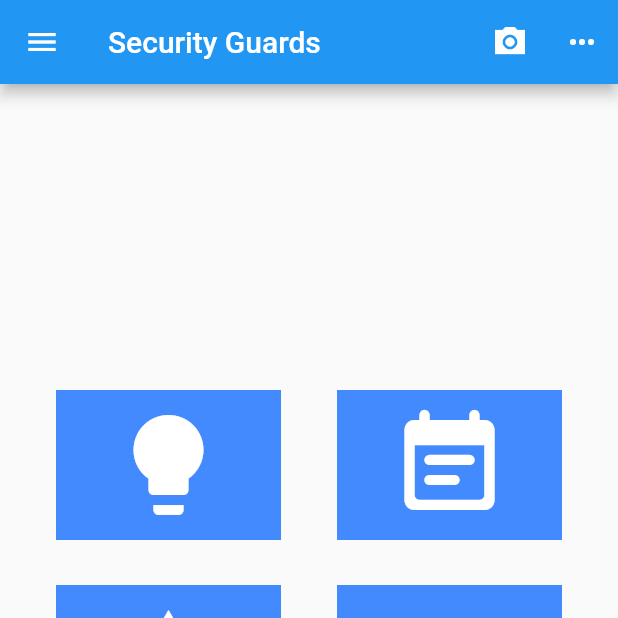
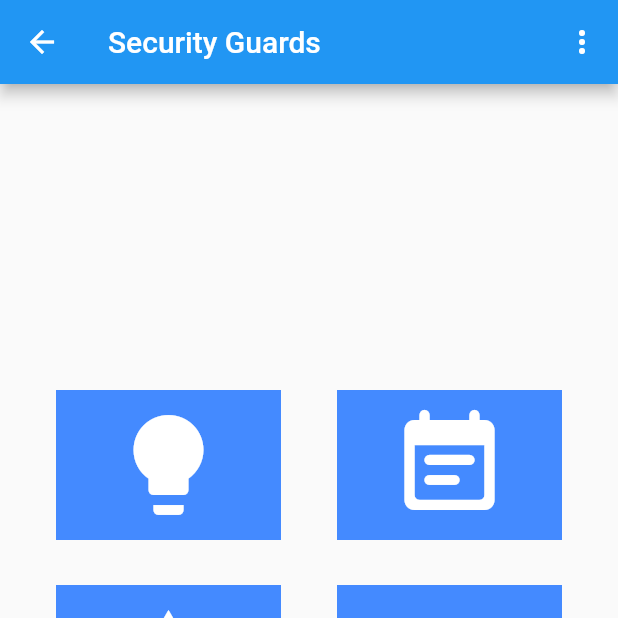
Before and after one commit to Seb-SB/KIT302-frith, a Flutter app: the HomePage screen opened directly, on a phone screen of 412 x 824 dp, the top half of it. Run offline on Flutter 3.47's test engine with Material 2 defaults, Android fonts, the light colour scheme and no system bars; our stand-ins replace camera, url_launcher_web.

Commit message:
Update security_guards.dart

```diff
--- a/frith-mobile/flutter_application_frith/lib/View/security_guards.dart
+++ b/frith-mobile/flutter_application_frith/lib/View/security_guards.dart
@@ -15,114 +15,20 @@ class HomePage extends StatefulWidget {
 
 class _HomePageState extends State<HomePage> {
 
+
   @override
   Widget build(BuildContext context) {
     return Scaffold(
       appBar: AppBar(
+
         title: Text("Security Guards"),
         actions: [
-          IconButton(
-              onPressed: () {
-                //
-                print("button is pressed!");
-              },
-              icon: Icon(Icons.camera_alt_sharp)),
+          _popupMenuButton(context)
 
-          IconButton(
-              onPressed: () {
-                //
-                print("button is pressed!");
-              },
-              icon: Icon(Icons.more_horiz)),
+
         ],
       ),
-      drawer: Drawer(
-            child: Column(
-    mainAxisAlignment: MainAxisAlignment.center,
-    //crossAxisAlignment: CrossAxisAlignment.center,
-    children: [
-    Column(
-    mainAxisAlignment: MainAxisAlignment.spaceEvenly,
-    children: [
-      IconButton(
-          onPressed: () {
-            //
-            print("button is pressed!");
-          },
-          icon: Icon(Icons.person)),
-    Container(
-    color: Colors.blueAccent,
-    width: 300,
-    height: 50,
-    child: Text("Home",
-    style: TextStyle(
-    fontSize: 15,
-    color: Colors.white,
-    fontWeight: FontWeight.bold,),
-    )),
-      SizedBox(height: 30),
-    Container(
-    color: Colors.blueAccent,
-    width: 300,
-    height: 50,
-    child: Text("Profile",
-    style: TextStyle(
-    fontSize: 15,
-    color: Colors.white,
-    fontWeight: FontWeight.bold,),
-    )),
-      SizedBox(height: 30),
-      Container(
-          color: Colors.blueAccent,
-          width: 300,
-          height: 50,
-          child: Text("Settings",
-            style: TextStyle(
-              fontSize: 15,
-              color: Colors.white,
-              fontWeight: FontWeight.bold,),
-          )),
-      SizedBox(height: 30),
-      Container(
-          color: Colors.blueAccent,
-          width: 300,
-          height: 50,
-          child: Text("Feedback",
-            style: TextStyle(
-              fontSize: 15,
-              color: Colors.white,
-              fontWeight: FontWeight.bold,),
-          )),
-      SizedBox(height: 30),
-      Container(
-          color: Colors.blueAccent,
-          width: 300,
-          height: 50,
-          child: Text("Share",
-            style: TextStyle(
-              fontSize: 15,
-              color: Colors.white,
-              fontWeight: FontWeight.bold,),
-          )),
-      SizedBox(height: 30),
-      Container(
-          color: Colors.blueAccent,
-          width: 300,
-          height: 50,
-          child: Text("Logout",
-            style: TextStyle(
-              fontSize: 15,
-              color: Colors.white,
-              fontWeight: FontWeight.bold,),
-          )),
-    ],
-    ),
-    ],
-    ),
-    ),
 
-
-        //bottomNavigationBar: BottomNavigationBar(),
       body: Center(
         child: Column(
           mainAxisAlignment: MainAxisAlignment.center,
@@ -245,4 +151,58 @@ class _HomePageState extends State<HomePage> {
 
   }
 
+  PopupMenuButton _popupMenuButton(BuildContext context) {
+    return    PopupMenuButton(
+
+
+      itemBuilder: (BuildContext context) => <PopupMenuEntry<String>>[
+        PopupMenuItem(
+          onTap: (){
+            //
+            print("Logout");
+
+
+          },
+          child:  Row(
+            mainAxisAlignment: MainAxisAlignment.spaceEvenly,
+            children: <Widget>[
+              GestureDetector(
+                  onTap:(){
+                    showDialog(context: context, builder: (context) {
+                      return   AlertDialog(
+                        title: Text("Notice"),
+                        content: Text("Are you sure you would like to Logout?"),
+                        actions: <Widget>[
+                          TextButton(
+
+                            child: Text("No"),
+                            onPressed: () => Navigator.of(context).pop(), //关闭对话框SecLogin
+                            // onPressed: () {
+                            //   // Navigator.push(
+                            //   //    context,
+                            //   //  MaterialPageRoute(builder: (context) => const (HomePage))); //go back to security login page SecLogin
+                            // },
+                          ),
+                          TextButton(
+                            child: Text("Yes"),
+                            onPressed: () {
+                              Navigator.pushReplacement(
+                                context,
+                                 MaterialPageRoute(builder: (context) =>SecLogin())); //go back to security login page SecLogin
+                            },
+                          ),
+                        ],
+                      );
+                    });
+                  },
+                  child: new Text('Logout')),
+            ],
+
+          ),
+          //value: 'logout',
+
+        ),
+      ],
+    );
+  }
 }
```
